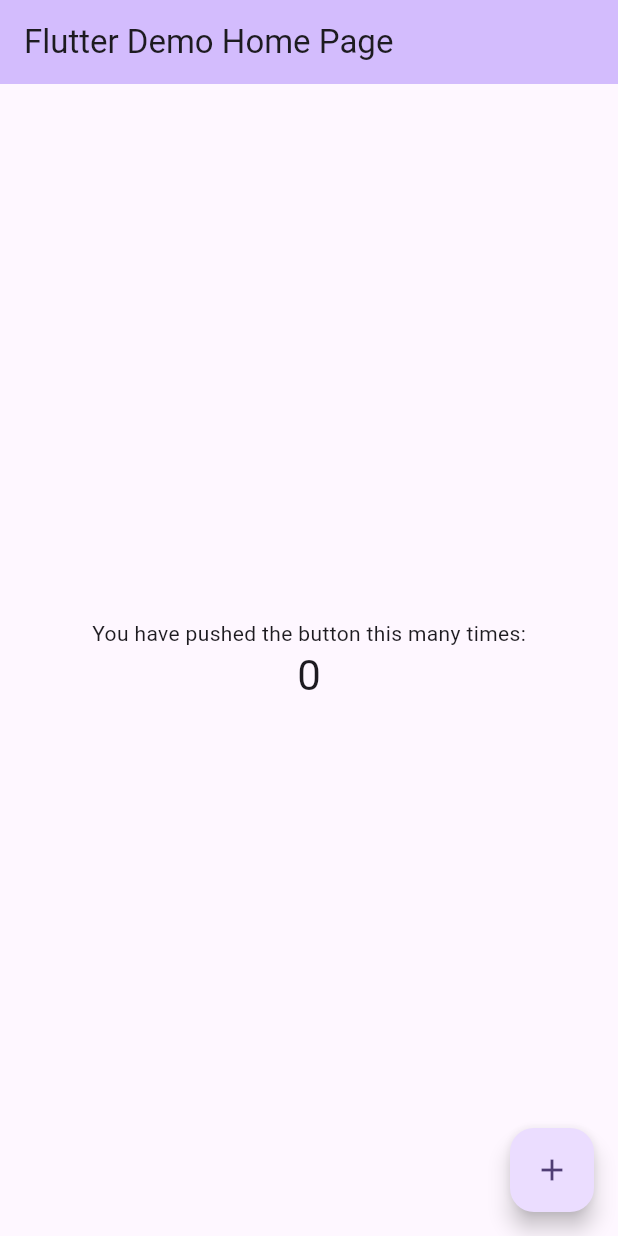
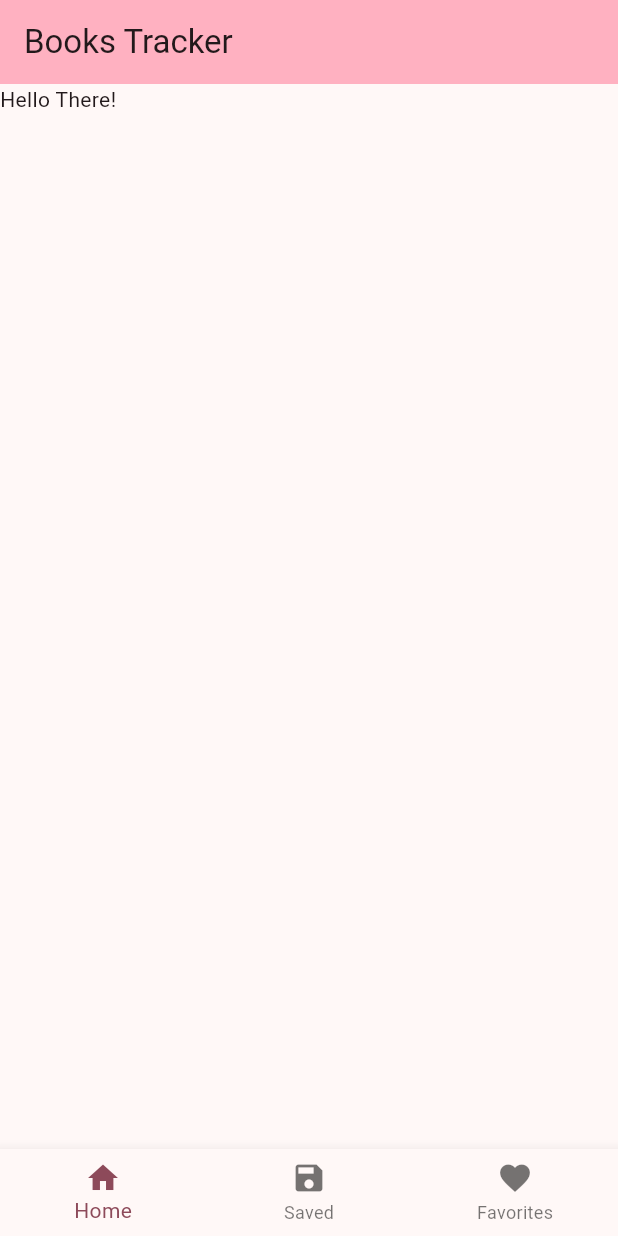
Before and after one commit to jenn-jk/booksTracker, a Flutter app: the screen it shows after launch, on a phone screen of 412 x 824 dp. Run offline on Flutter 3.47's test engine with Material 3 defaults, Android fonts, the phone set to English and light mode, and no system bars.

Commit message:
added bottomNavigationBar

```diff
--- a/lib/main.dart
+++ b/lib/main.dart
@@ -11,112 +11,42 @@ class MyApp extends StatelessWidget {
   @override
   Widget build(BuildContext context) {
     return MaterialApp(
-      title: 'Flutter Demo',
+      debugShowCheckedModeBanner: false,
+      title: 'Books Tracker',
       theme: ThemeData(
-        // This is the theme of your application.
-        //
-        // TRY THIS: Try running your application with "flutter run". You'll see
-        // the application has a purple toolbar. Then, without quitting the app,
-        // try changing the seedColor in the colorScheme below to Colors.green
-        // and then invoke "hot reload" (save your changes or press the "hot
-        // reload" button in a Flutter-supported IDE, or press "r" if you used
-        // the command line to start the app).
-        //
-        // Notice that the counter didn't reset back to zero; the application
-        // state is not lost during the reload. To reset the state, use hot
-        // restart instead.
-        //
-        // This works for code too, not just values: Most code changes can be
-        // tested with just a hot reload.
-        colorScheme: ColorScheme.fromSeed(seedColor: Colors.deepPurple),
+        colorScheme: ColorScheme.fromSeed(seedColor: Colors.pinkAccent),
       ),
-      home: const MyHomePage(title: 'Flutter Demo Home Page'),
+      home: const MyHome(),
     );
   }
 }
 
-class MyHomePage extends StatefulWidget {
-  const MyHomePage({super.key, required this.title});
-
-  // This widget is the home page of your application. It is stateful, meaning
-  // that it has a State object (defined below) that contains fields that affect
-  // how it looks.
-
-  // This class is the configuration for the state. It holds the values (in this
-  // case the title) provided by the parent (in this case the App widget) and
-  // used by the build method of the State. Fields in a Widget subclass are
-  // always marked "final".
-
-  final String title;
+class MyHome extends StatefulWidget {
+  const MyHome({super.key});
 
   @override
-  State<MyHomePage> createState() => _MyHomePageState();
+  State<MyHome> createState() => _MyHomeState();
 }
 
-class _MyHomePageState extends State<MyHomePage> {
-  int _counter = 0;
-
-  void _incrementCounter() {
-    setState(() {
-      // This call to setState tells the Flutter framework that something has
-      // changed in this State, which causes it to rerun the build method below
-      // so that the display can reflect the updated values. If we changed
-      // _counter without calling setState(), then the build method would not be
-      // called again, and so nothing would appear to happen.
-      _counter++;
-    });
-  }
-
+class _MyHomeState extends State<MyHome> {
   @override
   Widget build(BuildContext context) {
-    // This method is rerun every time setState is called, for instance as done
-    // by the _incrementCounter method above.
-    //
-    // The Flutter framework has been optimized to make rerunning build methods
-    // fast, so that you can just rebuild anything that needs updating rather
-    // than having to individually change instances of widgets.
     return Scaffold(
       appBar: AppBar(
-        // TRY THIS: Try changing the color here to a specific color (to
-        // Colors.amber, perhaps?) and trigger a hot reload to see the AppBar
-        // change color while the other colors stay the same.
+        title: Text("Books Tracker"),
         backgroundColor: Theme.of(context).colorScheme.inversePrimary,
-        // Here we take the value from the MyHomePage object that was created by
-        // the App.build method, and use it to set our appbar title.
-        title: Text(widget.title),
       ),
-      body: Center(
-        // Center is a layout widget. It takes a single child and positions it
-        // in the middle of the parent.
-        child: Column(
-          // Column is also a layout widget. It takes a list of children and
-          // arranges them vertically. By default, it sizes itself to fit its
-          // children horizontally, and tries to be as tall as its parent.
-          //
-          // Column has various properties to control how it sizes itself and
-          // how it positions its children. Here we use mainAxisAlignment to
-          // center the children vertically; the main axis here is the vertical
-          // axis because Columns are vertical (the cross axis would be
-          // horizontal).
-          //
-          // TRY THIS: Invoke "debug painting" (choose the "Toggle Debug Paint"
-          // action in the IDE, or press "p" in the console), to see the
-          // wireframe for each widget.
-          mainAxisAlignment: MainAxisAlignment.center,
-          children: <Widget>[
-            const Text('You have pushed the button this many times:'),
-            Text(
-              '$_counter',
-              style: Theme.of(context).textTheme.headlineMedium,
-            ),
-          ],
-        ),
+      body: Column(children: [Text("Hello There!")]),
+      bottomNavigationBar: BottomNavigationBar(
+        items: <BottomNavigationBarItem>[
+          BottomNavigationBarItem(icon: Icon(Icons.home), label: "Home"),
+          BottomNavigationBarItem(icon: Icon(Icons.save), label: "Saved"),
+          BottomNavigationBarItem(
+            icon: Icon(Icons.favorite),
+            label: "Favorites",
+          ),
+        ],
       ),
-      floatingActionButton: FloatingActionButton(
-        onPressed: _incrementCounter,
-        tooltip: 'Increment',
-        child: const Icon(Icons.add),
-      ), // This trailing comma makes auto-formatting nicer for build methods.
     );
   }
 }
```
